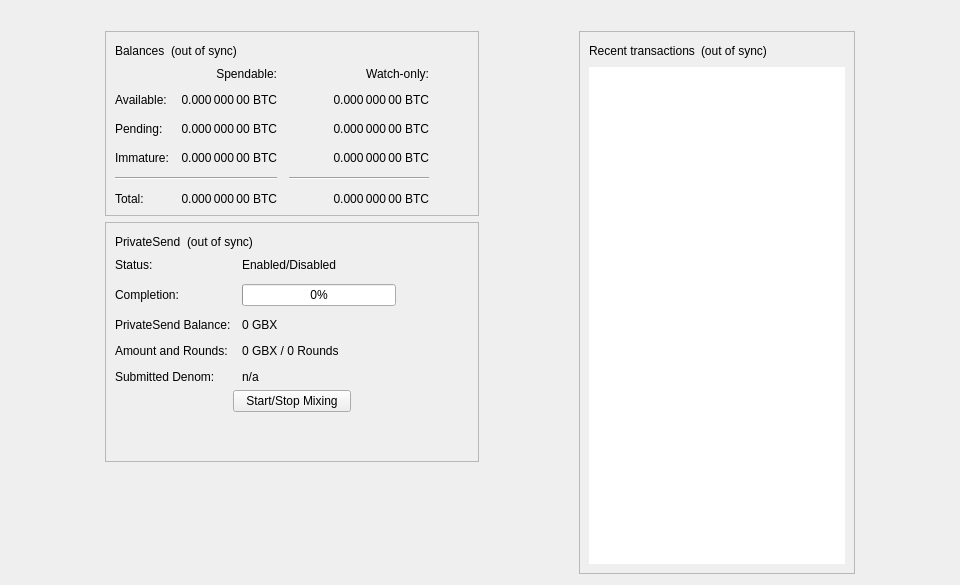
The window that src/qt/forms/overviewpage.ui (gobytecoin/gobyte) describes before a commit, drawn with Qt 5.
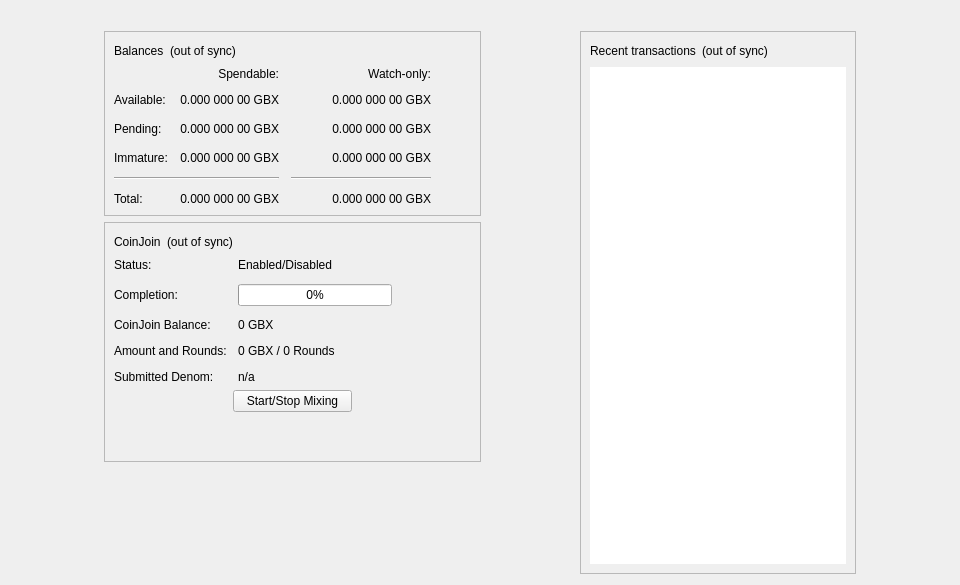
The same window after the commit.

Patch:
```diff
--- a/src/qt/forms/overviewpage.ui
+++ b/src/qt/forms/overviewpage.ui
@@ -116,7 +116,7 @@
                <string>Unconfirmed transactions to watch-only addresses</string>
               </property>
               <property name="text">
-               <string notr="true">0.000 000 00 BTC</string>
+<string notr="true">0.000 000 00 GBX</string>
               </property>
               <property name="alignment">
                <set>Qt::AlignRight|Qt::AlignTrailing|Qt::AlignVCenter</set>
@@ -135,7 +135,7 @@
                <string>Total of transactions that have yet to be confirmed, and do not yet count toward the spendable balance</string>
               </property>
               <property name="text">
-               <string notr="true">0.000 000 00 BTC</string>
+<string notr="true">0.000 000 00 GBX</string>
               </property>
               <property name="alignment">
                <set>Qt::AlignRight|Qt::AlignTrailing|Qt::AlignVCenter</set>
@@ -154,7 +154,7 @@
                <string>Mined balance in watch-only addresses that has not yet matured</string>
               </property>
               <property name="text">
-               <string notr="true">0.000 000 00 BTC</string>
+<string notr="true">0.000 000 00 GBX</string>
               </property>
               <property name="alignment">
                <set>Qt::AlignRight|Qt::AlignTrailing|Qt::AlignVCenter</set>
@@ -206,7 +206,7 @@
                <string>Mined balance that has not yet matured</string>
               </property>
               <property name="text">
-               <string notr="true">0.000 000 00 BTC</string>
+<string notr="true">0.000 000 00 GBX</string>
               </property>
               <property name="alignment">
                <set>Qt::AlignRight|Qt::AlignTrailing|Qt::AlignVCenter</set>
@@ -245,7 +245,7 @@
                <string>Your current total balance</string>
               </property>
               <property name="text">
-               <string notr="true">0.000 000 00 BTC</string>
+<string notr="true">0.000 000 00 GBX</string>
               </property>
               <property name="alignment">
                <set>Qt::AlignRight|Qt::AlignTrailing|Qt::AlignVCenter</set>
@@ -264,7 +264,7 @@
                <string>Current total balance in watch-only addresses</string>
               </property>
               <property name="text">
-               <string notr="true">0.000 000 00 BTC</string>
+<string notr="true">0.000 000 00 GBX</string>
               </property>
               <property name="alignment">
                <set>Qt::AlignRight|Qt::AlignTrailing|Qt::AlignVCenter</set>
@@ -300,7 +300,7 @@
                <string>Your current spendable balance</string>
               </property>
               <property name="text">
-               <string notr="true">0.000 000 00 BTC</string>
+<string notr="true">0.000 000 00 GBX</string>
               </property>
               <property name="alignment">
                <set>Qt::AlignRight|Qt::AlignTrailing|Qt::AlignVCenter</set>
@@ -319,7 +319,7 @@
                <string>Your current balance in watch-only addresses</string>
               </property>
               <property name="text">
-               <string notr="true">0.000 000 00 BTC</string>
+<string notr="true">0.000 000 00 GBX</string>
               </property>
               <property name="alignment">
                <set>Qt::AlignRight|Qt::AlignTrailing|Qt::AlignVCenter</set>
@@ -368,7 +368,7 @@
             <item>
              <widget class="QLabel" name="labelPrivateSendHeader">
               <property name="text">
-               <string>PrivateSend</string>
+               <string notr="true">CoinJoin</string>
               </property>
              </widget>
             </item>
@@ -448,7 +448,7 @@
             <item row="2" column="0">
              <widget class="QLabel" name="labelAnonymizedText">
               <property name="text">
-               <string>PrivateSend Balance:</string>
+               <string notr="true">CoinJoin Balance:</string>
               </property>
              </widget>
             </item>
```
Left out of the diff: 16 changed lines with no effect on the pictures.
